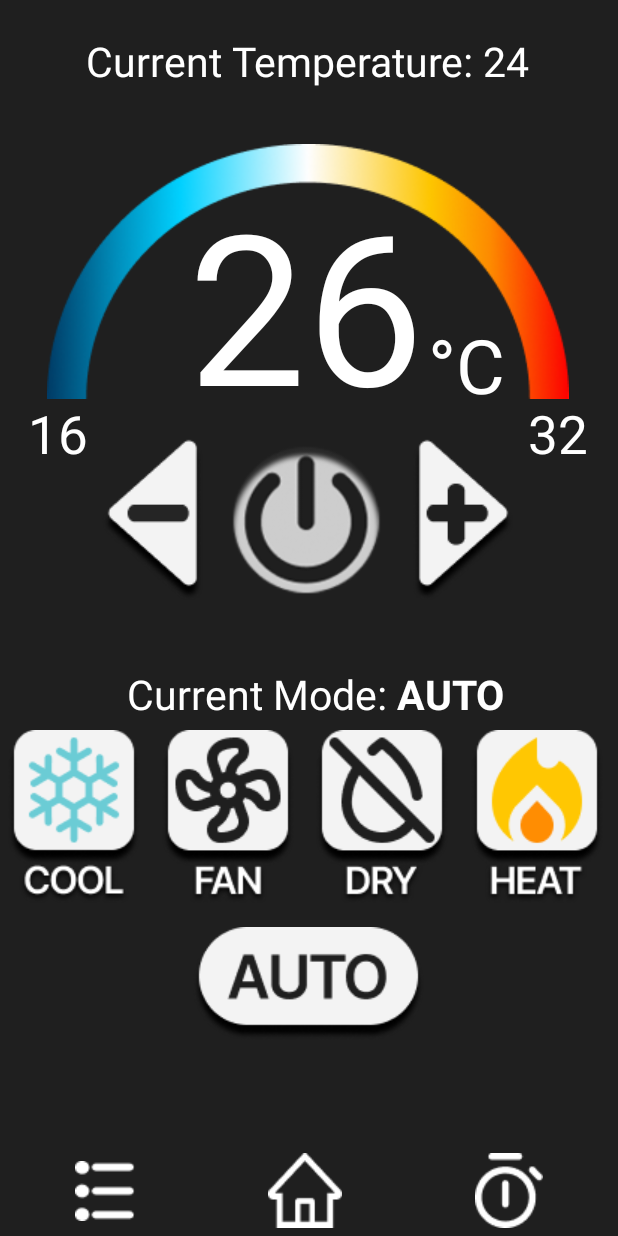
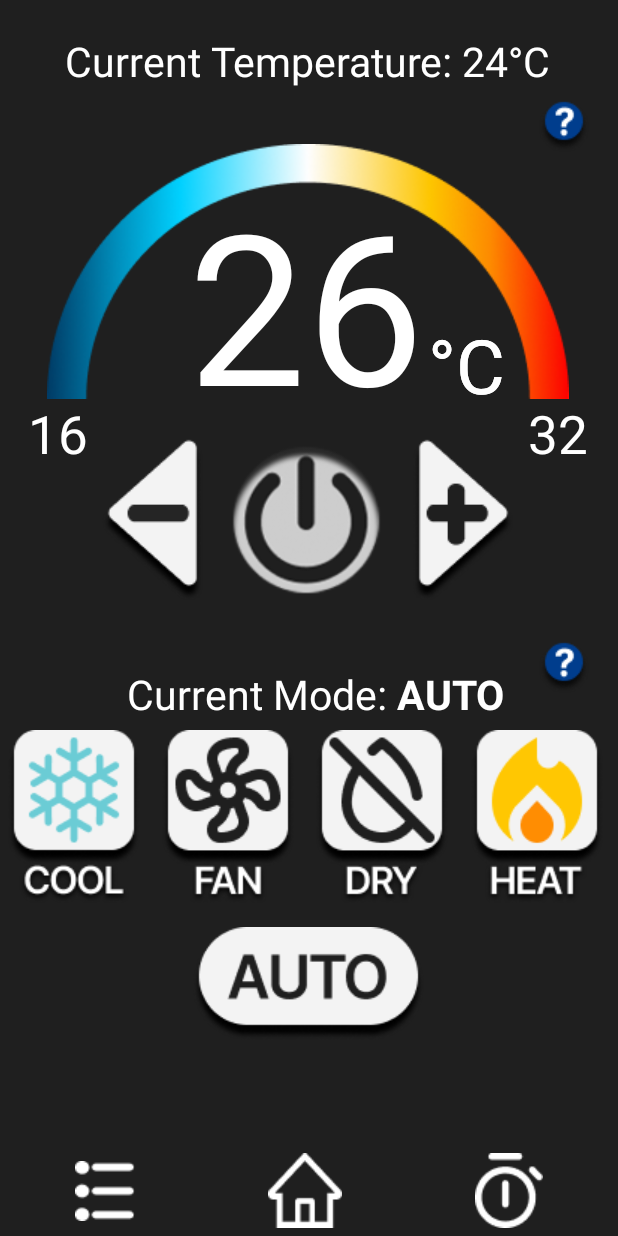
Before and after one commit to DebsTheLemon/AControl, an Android app: the screen it shows after launch (MainActivity), after a tap on an icon or button, on a phone screen of 412 x 824 dp. Run offline under Robolectric (Android 15) with nearby library versions, the phone set to English and light mode, and no system bars; our stand-ins replace navigation-ui.

Commit message:
Changes throughout activities now remain / Info Boxes & visual feedback added

```diff
--- a/app/src/main/java/gr/aueb/acontrol/MainActivity.java
+++ b/app/src/main/java/gr/aueb/acontrol/MainActivity.java
@@ -1,13 +1,17 @@
 package gr.aueb.acontrol;
 
 import android.app.Activity;
+import android.app.AlertDialog;
+import android.content.DialogInterface;
 import android.content.Intent;
 import android.os.Bundle;
 
 import com.google.android.material.snackbar.Snackbar;
 
+import androidx.annotation.NonNull;
 import androidx.appcompat.app.AppCompatActivity;
 
+import android.util.Log;
 import android.view.View;
 
 import androidx.navigation.NavController;
@@ -30,9 +34,10 @@ import android.widget.ImageView;
 
 public class MainActivity extends Activity {
 
-    int temp = 26;
+    static int temp = 26;
     CompoundButton previousCheckedCompoundButton;
-    ImageView mIvToggle;
+    ImageView power, infoTemp, infoMode;
+    RadioButton cool, fan, dry, heat, auto;
 
     @Override
     protected void onCreate(Bundle savedInstanceState) {
@@ -41,15 +46,21 @@ public class MainActivity extends Activity {
         setTheme(R.style.Theme_AControl);
         setContentView(R.layout.activity_main);
 
-        mIvToggle = (ImageView) findViewById(R.id.PowerBtn);
-        mIvToggle.setOnClickListener(new View.OnClickListener() {
+        power = (ImageView) findViewById(R.id.PowerBtn);
+        power.setOnClickListener(new View.OnClickListener() {
             @Override
             public void onClick(View view) {
-                mIvToggle.setActivated(!mIvToggle.isActivated());
+                power.setActivated(!power.isActivated());
+                if (power.isActivated()){
+                    toastMsg("AC is now ON.");
+                }else{
+                    toastMsg("AC is now OFF.");
+                }
             }
         });
 
-        RadioButton cool, fan, dry, heat, auto;
+        displayTemp(temp);
+
         cool = (RadioButton) findViewById(R.id.Cool);
         fan = (RadioButton) findViewById(R.id.Fan);
         dry = (RadioButton) findViewById(R.id.Dry);
@@ -65,20 +76,59 @@ public class MainActivity extends Activity {
         ImageButton moreBtn = (ImageButton) findViewById(R.id.More);
         ImageButton timerBtn = (ImageButton) findViewById(R.id.Timer);
 
+        infoTemp = (ImageView) findViewById(R.id.infoTemp);
         moreBtn.setOnClickListener(new View.OnClickListener() {
             @Override
             public void onClick(View view) {
                 Intent i = new Intent(getApplicationContext(),MoreActivity.class);
+                i.addFlags(Intent.FLAG_ACTIVITY_REORDER_TO_FRONT);
                 startActivity(i);
             }
         });
+
+        infoMode = (ImageView) findViewById(R.id.infoMode);
         timerBtn.setOnClickListener(new View.OnClickListener() {
             @Override
             public void onClick(View view) {
                 Intent i = new Intent(getApplicationContext(),TimerActivity.class);
+                i.addFlags(Intent.FLAG_ACTIVITY_REORDER_TO_FRONT);
                 startActivity(i);
             }
         });
+
+        infoTemp.setOnClickListener(new View.OnClickListener() {
+            @Override
+            public void onClick(View view) {
+               showInfoBox("Temperature Info", "Set your desired temperature through " +
+                       "the arrow buttons and turn the AC on and off with the power button.");
+            }
+        });
+
+        infoMode.setOnClickListener(new View.OnClickListener() {
+            @Override
+            public void onClick(View view) {
+                showInfoBox("Modes Info", "Select your desired mode, the current mode " +
+                        "is being displayed above the buttons.");
+            }
+        });
+    }
+
+    public void toastMsg(String message) {
+        Toast toast = Toast.makeText(this, message, Toast.LENGTH_LONG);
+        toast.show();
+    }
+
+    private void showInfoBox(String title, String info){
+        AlertDialog infoBox = new AlertDialog.Builder(MainActivity.this)
+                .setTitle(title)
+                .setMessage(info)
+                .setPositiveButton("Got it!", new DialogInterface.OnClickListener() {
+                    @Override
+                    public void onClick(DialogInterface infoBox, int i) {
+                        infoBox.dismiss();
+                    }
+                }).create();
+        infoBox.show();
     }
 
     CompoundButton.OnCheckedChangeListener onRadioButtonCheckedListener = new CompoundButton.OnCheckedChangeListener() {
--- a/app/src/main/java/gr/aueb/acontrol/MoreActivity.java
+++ b/app/src/main/java/gr/aueb/acontrol/MoreActivity.java
@@ -35,6 +35,7 @@ public class MoreActivity extends Activity {
             @Override
             public void onClick(View view) {
                 Intent i = new Intent(getApplicationContext(),MainActivity.class);
+                i.addFlags(Intent.FLAG_ACTIVITY_REORDER_TO_FRONT);
                 startActivity(i);
             }
         });
@@ -42,6 +43,7 @@ public class MoreActivity extends Activity {
             @Override
             public void onClick(View view) {
                 Intent i = new Intent(getApplicationContext(),TimerActivity.class);
+                i.addFlags(Intent.FLAG_ACTIVITY_REORDER_TO_FRONT);
                 startActivity(i);
             }
         });
--- a/app/src/main/java/gr/aueb/acontrol/TimerActivity.java
+++ b/app/src/main/java/gr/aueb/acontrol/TimerActivity.java
@@ -21,6 +21,7 @@ public class TimerActivity extends AppCompatActivity {
             @Override
             public void onClick(View view) {
                 Intent i = new Intent(getApplicationContext(),MainActivity.class);
+                i.addFlags(Intent.FLAG_ACTIVITY_REORDER_TO_FRONT);
                 startActivity(i);
             }
         });
@@ -28,6 +29,7 @@ public class TimerActivity extends AppCompatActivity {
             @Override
             public void onClick(View view) {
                 Intent i = new Intent(getApplicationContext(),MoreActivity.class);
+                i.addFlags(Intent.FLAG_ACTIVITY_REORDER_TO_FRONT);
                 startActivity(i);
             }
         });
--- a/app/src/main/res/layout/activity_main.xml
+++ b/app/src/main/res/layout/activity_main.xml
@@ -56,7 +56,7 @@
         style="@style/Widget.AppCompat.TextView"
         android:layout_width="wrap_content"
         android:layout_height="wrap_content"
-        android:text="Current Temperature: 24"
+        android:text="Current Temperature: 24°C"
         android:textColor="#FFFFFF"
         android:textSize="27sp"
         android:textStyle="normal"
@@ -80,11 +80,37 @@
         app:layout_constraintTop_toTopOf="parent"
         app:layout_constraintVertical_bias="0.415" />
 
+    <ImageView
+        android:id="@+id/infoMode"
+        android:layout_width="wrap_content"
+        android:layout_height="wrap_content"
+        android:background="#00FFFFFF"
+        android:src="@drawable/btn_info"
+        app:layout_constraintBottom_toBottomOf="@+id/CurrentModeVal"
+        app:layout_constraintEnd_toEndOf="parent"
+        app:layout_constraintHorizontal_bias="0.949"
+        app:layout_constraintStart_toStartOf="parent"
+        app:layout_constraintTop_toTopOf="parent"
+        app:layout_constraintVertical_bias="0.957" />
+
+    <ImageView
+        android:id="@+id/infoTemp"
+        android:layout_width="wrap_content"
+        android:layout_height="wrap_content"
+        android:background="#00FFFFFF"
+        android:src="@drawable/btn_info"
+        app:layout_constraintBottom_toBottomOf="parent"
+        app:layout_constraintEnd_toEndOf="parent"
+        app:layout_constraintHorizontal_bias="0.949"
+        app:layout_constraintStart_toStartOf="parent"
+        app:layout_constraintTop_toTopOf="parent"
+        app:layout_constraintVertical_bias="0.084" />
+
     <TextView
         android:id="@+id/CurrentTempNumber"
         android:layout_width="160dp"
         android:layout_height="160dp"
-        android:text="26"
+        android:text=""
         android:textColor="#FFFFFF"
         android:textSize="140sp"
         app:layout_constraintBottom_toBottomOf="parent"
@@ -96,6 +122,20 @@
 
     <TextView
         android:id="@+id/Celsius"
+        android:layout_width="wrap_content"
+        android:layout_height="wrap_content"
+        android:text="°C"
+        android:textColor="#FFFFFF"
+        android:textSize="50sp"
+        app:layout_constraintBottom_toBottomOf="parent"
+        app:layout_constraintEnd_toEndOf="parent"
+        app:layout_constraintHorizontal_bias="0.791"
+        app:layout_constraintStart_toStartOf="parent"
+        app:layout_constraintTop_toTopOf="parent"
+        app:layout_constraintVertical_bias="0.277" />
+
+    <TextView
+        android:id="@+id/celsius"
         android:layout_width="wrap_content"
         android:layout_height="wrap_content"
         android:text="°C"
@@ -253,12 +293,13 @@
     </RadioGroup>
 
     <LinearLayout
+        android:id="@+id/linearLayout2"
         android:layout_width="match_parent"
         android:layout_height="50dp"
         android:layout_gravity="bottom"
+        android:layout_margin="5dp"
         android:orientation="horizontal"
         android:weightSum="3"
-        android:layout_margin="5dp"
         app:layout_constraintBottom_toBottomOf="parent"
         app:layout_constraintEnd_toEndOf="parent"
         app:layout_constraintHorizontal_bias="0.0"
@@ -270,8 +311,8 @@
             android:id="@+id/More"
             android:layout_width="wrap_content"
             android:layout_height="50dp"
+            android:layout_weight="1"
             android:background="#1f1f1f"
-            android:layout_weight="1"
             android:src="@drawable/btn_more"
             tools:layout_editor_absoluteX="0dp"
             tools:layout_editor_absoluteY="707dp" />
@@ -280,16 +321,16 @@
             android:id="@+id/Home"
             android:layout_width="wrap_content"
             android:layout_height="50dp"
+            android:layout_weight="1"
             android:background="#1f1f1f"
-            android:layout_weight="1"
             android:src="@drawable/btn_home" />
 
         <ImageButton
             android:id="@+id/Timer"
             android:layout_width="wrap_content"
             android:layout_height="50dp"
+            android:layout_weight="1"
             android:background="#1f1f1f"
-            android:layout_weight="1"
             android:src="@drawable/btn_timer" />
     </LinearLayout>
 </androidx.constraintlayout.widget.ConstraintLayout >
```
Also changed, not shown: app/src/main/res/drawable/btn_info.png (added).
